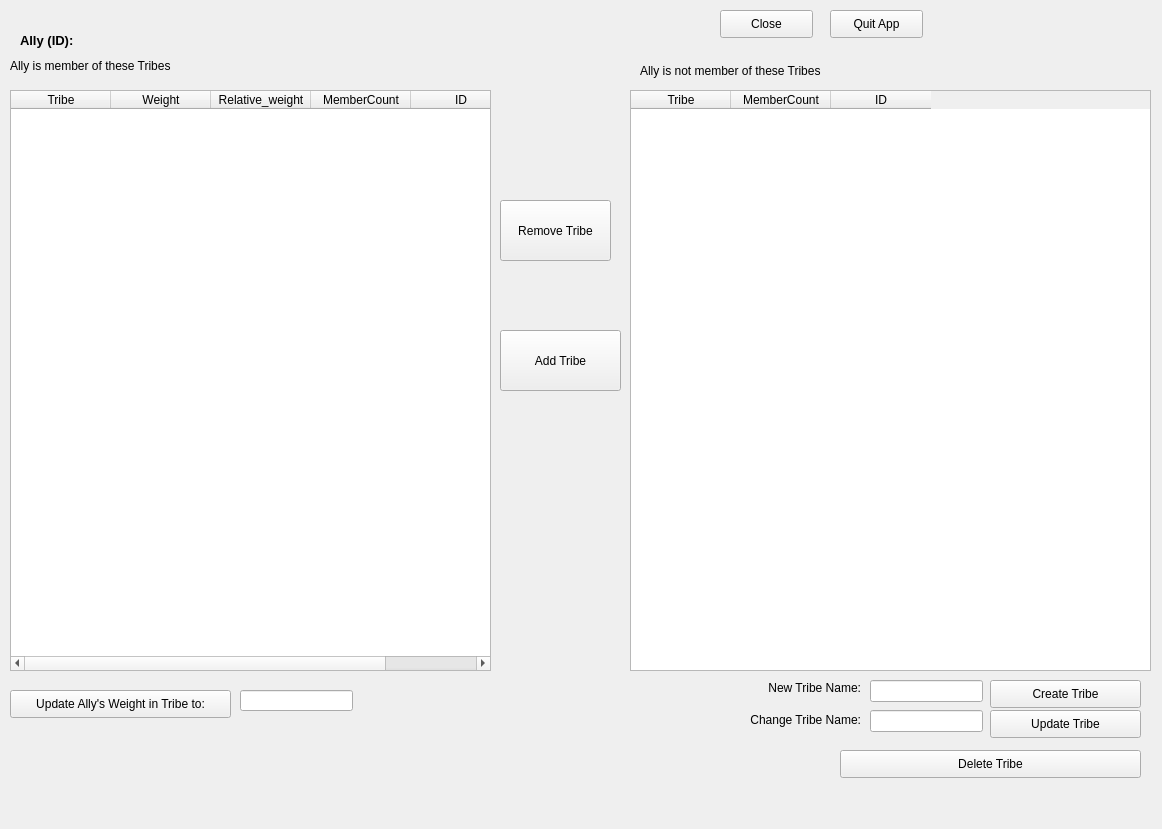
The window that ui/EditAlly2bdUI.ui (sourcery-ai-experiments/jaar) describes before a commit, drawn with Qt 5.
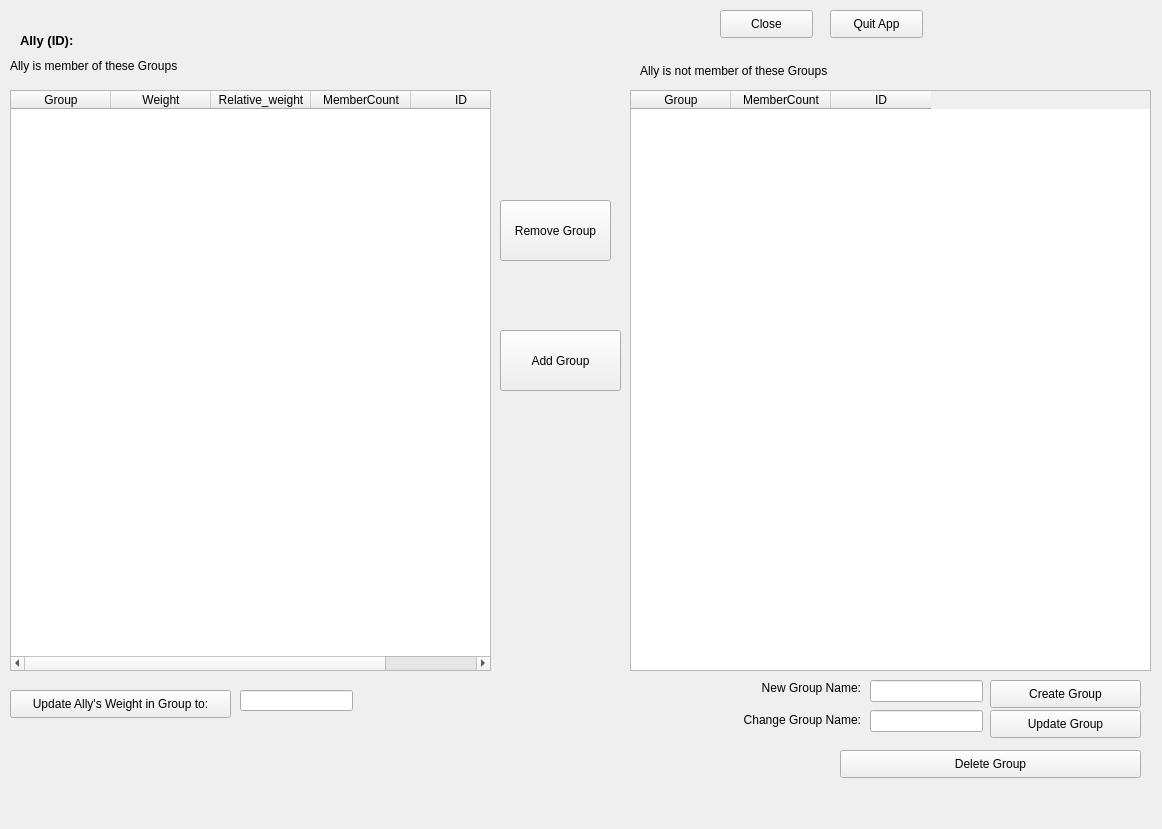
The same window after the commit.

Commit message: #3 change "tribe" to "group"

What changed in the file:
```diff
--- a/ui/EditAlly2bdUI.ui
+++ b/ui/EditAlly2bdUI.ui
@@ -23,7 +23,7 @@
     </rect>
    </property>
    <property name="text">
-    <string>Add Tribe</string>
+    <string>Add Group</string>
    </property>
   </widget>
   <widget class="QPushButton" name="bd_remove_button">
@@ -36,7 +36,7 @@
     </rect>
    </property>
    <property name="text">
-    <string>Remove Tribe</string>
+    <string>Remove Group</string>
    </property>
   </widget>
   <widget class="QLabel" name="label">
@@ -49,7 +49,7 @@
     </rect>
    </property>
    <property name="text">
-    <string>Ally is member of these Tribes</string>
+    <string>Ally is member of these Groups</string>
    </property>
    <property name="wordWrap">
     <bool>true</bool>
@@ -65,7 +65,7 @@
     </rect>
    </property>
    <property name="text">
-    <string>Ally is not member of these Tribes</string>
+    <string>Ally is not member of these Groups</string>
    </property>
    <property name="wordWrap">
     <bool>true</bool>
@@ -102,7 +102,7 @@
    </property>
    <column>
     <property name="text">
-     <string>Tribe</string>
+     <string>Group</string>
     </property>
    </column>
    <column>
@@ -137,7 +137,7 @@
    </property>
    <column>
     <property name="text">
-     <string>Tribe</string>
+     <string>Group</string>
     </property>
    </column>
    <column>
@@ -197,7 +197,7 @@
     </rect>
    </property>
    <property name="text">
-    <string>Update Ally's Weight in Tribe to:</string>
+    <string>Update Ally's Weight in Group to:</string>
    </property>
   </widget>
   <widget class="QPushButton" name="bd_insert_button">
@@ -210,7 +210,7 @@
     </rect>
    </property>
    <property name="text">
-    <string>Create Tribe</string>
+    <string>Create Group</string>
    </property>
   </widget>
   <widget class="QLineEdit" name="bd_new_edit">
@@ -233,7 +233,7 @@
     </rect>
    </property>
    <property name="text">
-    <string>Delete Tribe</string>
+    <string>Delete Group</string>
    </property>
   </widget>
   <widget class="QLabel" name="label_3">
@@ -246,7 +246,7 @@
     </rect>
    </property>
    <property name="text">
-    <string>New Tribe Name:</string>
+    <string>New Group Name:</string>
    </property>
    <property name="alignment">
     <set>Qt::AlignRight|Qt::AlignTrailing|Qt::AlignVCenter</set>
@@ -262,7 +262,7 @@
     </rect>
    </property>
    <property name="text">
-    <string>Change Tribe Name:</string>
+    <string>Change Group Name:</string>
    </property>
    <property name="alignment">
     <set>Qt::AlignRight|Qt::AlignTrailing|Qt::AlignVCenter</set>
@@ -288,7 +288,7 @@
     </rect>
    </property>
    <property name="text">
-    <string>Update Tribe</string>
+    <string>Update Group</string>
    </property>
   </widget>
  </widget>
```
Left out of the diff: 2 changed lines with no effect on the pictures. The commit also changes 55 other files.
